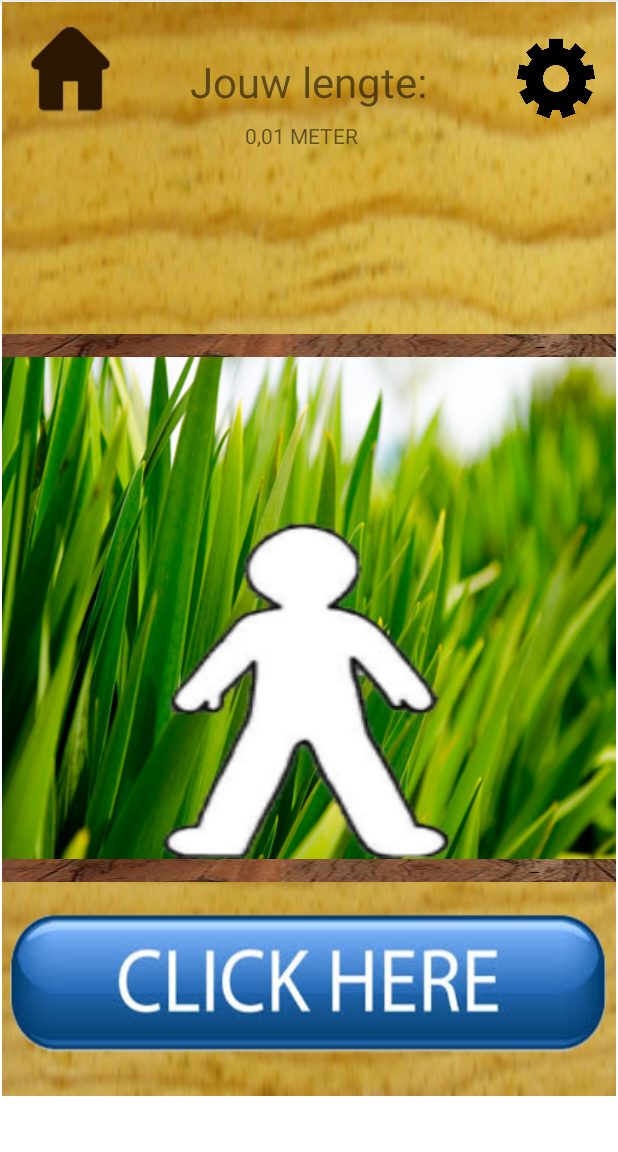
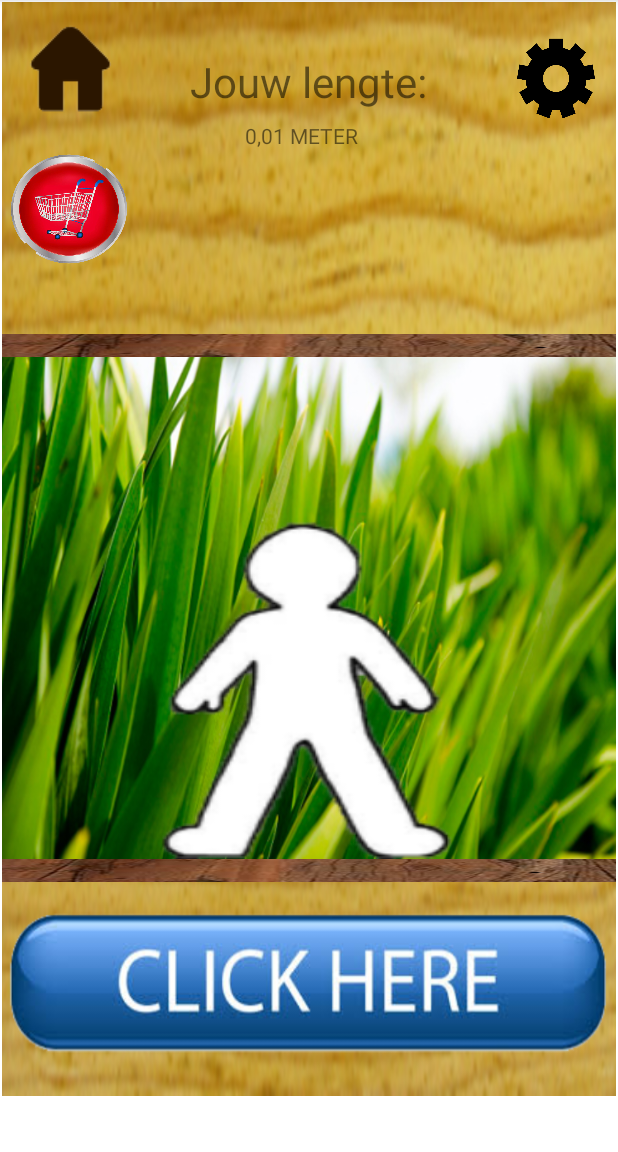
Before and after one commit to R0elie/Groeiclicker2.0, an Android app: the Main_Game screen opened through its navigation route, on a phone screen of 412 x 824 dp, the part 84-1236 px from its top. Run offline under Robolectric (Android 15) with nearby library versions, the phone set to English and light mode, and no system bars.

Commit message:
main game

```diff
--- a/app/src/main/java/com/example/groeiclicker/BlankFragment.kt
+++ b/app/src/main/java/com/example/groeiclicker/BlankFragment.kt
@@ -5,6 +5,8 @@ import androidx.fragment.app.Fragment
 import android.view.LayoutInflater
 import android.view.View
 import android.view.ViewGroup
+import android.widget.ImageButton
+import androidx.navigation.Navigation
 
 // TODO: Rename parameter arguments, choose names that match
 // the fragment initialization parameters, e.g. ARG_ITEM_NUMBER
@@ -33,27 +35,17 @@ class BlankFragment : Fragment() {
         inflater: LayoutInflater, container: ViewGroup?,
         savedInstanceState: Bundle?
     ): View? {
-        // Inflate the layout for this fragment
-        return inflater.inflate(R.layout.fragment_blank, container, false)
+
+        val view =  inflater.inflate(R.layout.fragment_blank, container, false)
+        view.findViewById<ImageButton>(R.id.Button_Start).setOnClickListener {
+            Navigation.findNavController(view).navigate(R.id.main_Game)
+        }
+
+
+
+        return view
     }
 
-    companion object {
-        /**
-         * Use this factory method to create a new instance of
-         * this fragment using the provided parameters.
-         *
-         * @param param1 Parameter 1.
-         * @param param2 Parameter 2.
-         * @return A new instance of fragment BlankFragment.
-         */
-        // TODO: Rename and change types and number of parameters
-        @JvmStatic
-        fun newInstance(param1: String, param2: String) =
-            BlankFragment().apply {
-                arguments = Bundle().apply {
-                    putString(ARG_PARAM1, param1)
-                    putString(ARG_PARAM2, param2)
-                }
-            }
-    }
+
+
 }
--- a/app/src/main/res/layout/fragment_blank.xml
+++ b/app/src/main/res/layout/fragment_blank.xml
@@ -58,7 +58,7 @@
         app:layout_constraintVertical_bias="0.45" />
 
     <ImageButton
-        android:id="@+id/imageButton2"
+        android:id="@+id/Button_Start"
         android:layout_width="276dp"
         android:layout_height="149dp"
         android:backgroundTint="#00FFFFFF"
--- a/app/src/main/res/layout/fragment_main__game.xml
+++ b/app/src/main/res/layout/fragment_main__game.xml
@@ -136,4 +136,18 @@
         app:layout_constraintTop_toTopOf="parent"
         app:layout_constraintVertical_bias="0.115" />
 
+    <ImageButton
+        android:id="@+id/button_winkelmandje"
+        android:layout_width="88dp"
+        android:layout_height="84dp"
+        android:background="#00FFFFFF"
+        android:scaleType="fitXY"
+        android:src="@drawable/_286156_winkelwagen_in_een_rode_knop_vector"
+        app:layout_constraintBottom_toBottomOf="parent"
+        app:layout_constraintEnd_toEndOf="parent"
+        app:layout_constraintHorizontal_bias="0.003"
+        app:layout_constraintStart_toStartOf="parent"
+        app:layout_constraintTop_toTopOf="parent"
+        app:layout_constraintVertical_bias="0.149" />
+
 </androidx.constraintlayout.widget.ConstraintLayout>
--- a/app/src/main/res/navigation/navigation.xml
+++ b/app/src/main/res/navigation/navigation.xml
@@ -9,7 +9,11 @@
         android:id="@+id/blankFragment"
         android:name="com.example.groeiclicker.BlankFragment"
         android:label="fragment_blank"
-        tools:layout="@layout/fragment_blank" />
+        tools:layout="@layout/fragment_blank" >
+        <action
+            android:id="@+id/action_blankFragment_to_main_Game"
+            app:destination="@id/main_Game" />
+    </fragment>
     <fragment
         android:id="@+id/groei_store"
         android:name="com.example.groeiclicker.groei_store"
```
Also changed, not shown: app/src/main/java/com/example/groeiclicker/Main_Game.kt (+5 -22 lines), app/src/main/res/layout/fragment_groei_store.xml (+7 -3 lines), app/src/main/res/drawable-mdpi/_286156_winkelwagen_in_een_rode_knop_vector.png (added).
